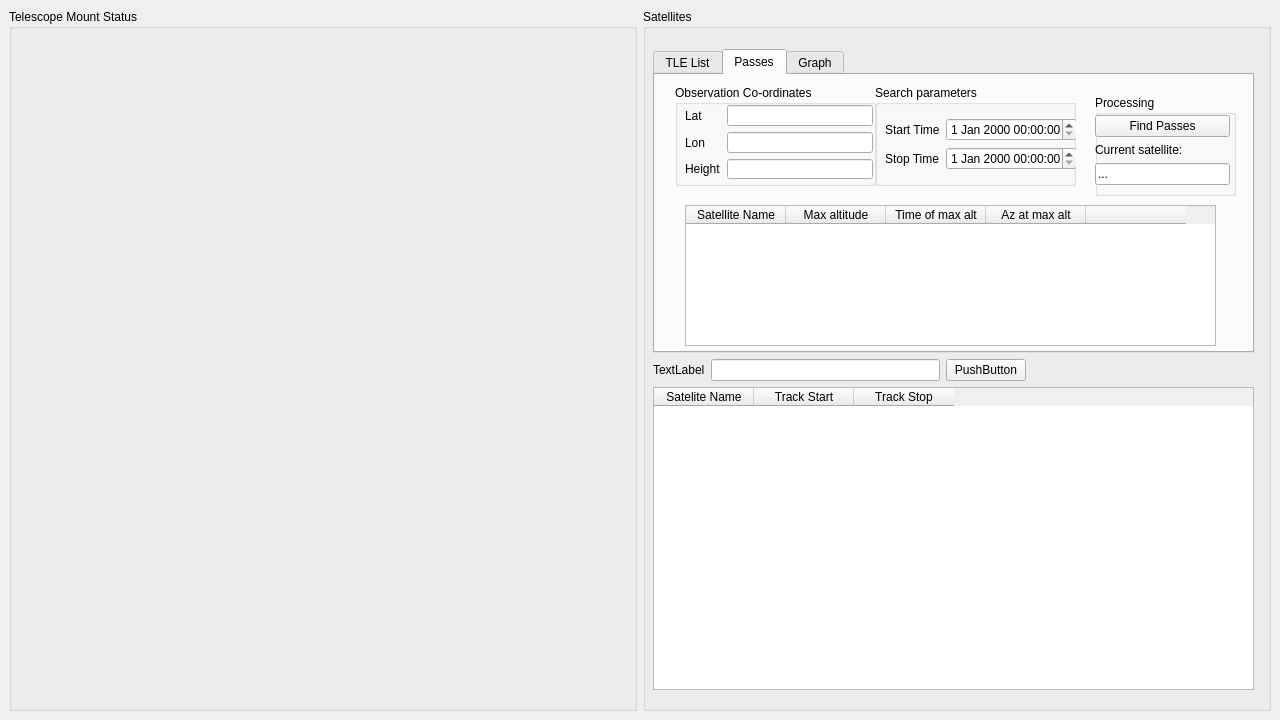
Above: mainwindow.ui from dldlowndes/LD_QuarcOGS before the change. Below: the same form after it.
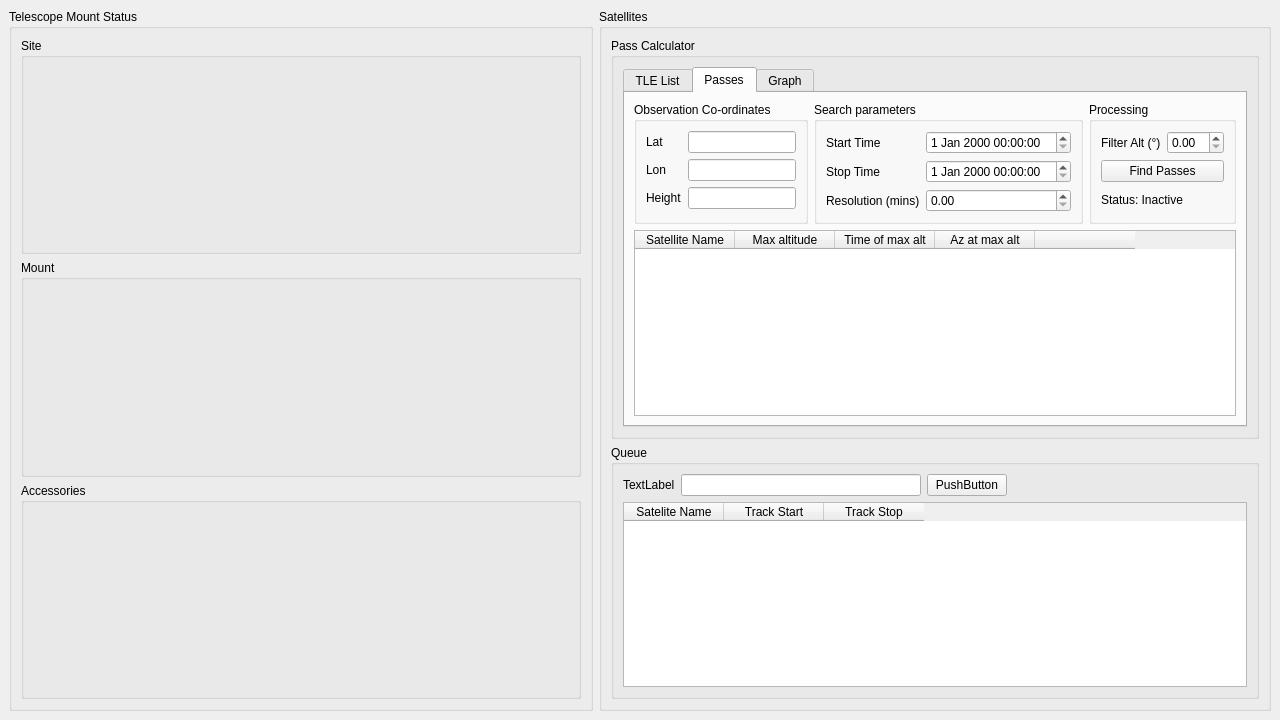
That is the form after the change.

Commit message: Initial functional gui coming together. Can load TLE file (and display), then input parameters and calculate passes of all satellites in the file (and display them)

What changed in the file:
```diff
--- a/mainwindow.ui
+++ b/mainwindow.ui
@@ -14,69 +14,81 @@
    <string>MainWindow</string>
   </property>
   <widget class="QWidget" name="centralwidget">
+   <layout class="QGridLayout" name="gridLayout_9">
+    <item row="0" column="0">
+     <widget class="QGroupBox" name="box_Telescope">
+      <property name="sizePolicy">
+       <sizepolicy hsizetype="Expanding" vsizetype="Expanding">
+        <horstretch>0</horstretch>
+        <verstretch>0</verstretch>
+       </sizepolicy>
+      </property>
+      <property name="title">
+       <string>Telescope Mount Status</string>
+      </property>
    <layout class="QGridLayout" name="gridLayout_2">
     <item row="0" column="0">
-     <layout class="QGridLayout" name="grid_Telescope">
-      <item row="0" column="1">
+        <widget class="QGroupBox" name="box_MountSite">
+         <property name="sizePolicy">
+          <sizepolicy hsizetype="Expanding" vsizetype="Expanding">
+           <horstretch>0</horstretch>
+           <verstretch>0</verstretch>
+          </sizepolicy>
+         </property>
+         <property name="title">
+          <string>Site</string>
+         </property>
+        </widget>
+       </item>
+       <item row="1" column="0">
        <widget class="QGroupBox" name="box_MountStatus">
+         <property name="sizePolicy">
+          <sizepolicy hsizetype="Expanding" vsizetype="Expanding">
+           <horstretch>0</horstretch>
+           <verstretch>0</verstretch>
+          </sizepolicy>
+         </property>
         <property name="title">
-         <string>Telescope Mount Status</string>
+          <string>Mount</string>
+         </property>
+        </widget>
+       </item>
+       <item row="2" column="0">
+        <widget class="QGroupBox" name="box_Accessories">
+         <property name="sizePolicy">
+          <sizepolicy hsizetype="Expanding" vsizetype="Expanding">
+           <horstretch>0</horstretch>
+           <verstretch>0</verstretch>
+          </sizepolicy>
+         </property>
+         <property name="title">
+          <string>Accessories</string>
         </property>
        </widget>
       </item>
      </layout>
+     </widget>
     </item>
     <item row="0" column="1">
-     <widget class="QGroupBox" name="groupBox_2">
+     <widget class="QGroupBox" name="group_Satellites">
+      <property name="sizePolicy">
+       <sizepolicy hsizetype="Expanding" vsizetype="Expanding">
+        <horstretch>0</horstretch>
+        <verstretch>0</verstretch>
+       </sizepolicy>
+      </property>
       <property name="title">
        <string>Satellites</string>
       </property>
-      <widget class="QWidget" name="layoutWidget">
-       <property name="geometry">
-        <rect>
-         <x>10</x>
-         <y>40</y>
-         <width>601</width>
-         <height>641</height>
-        </rect>
-       </property>
-       <layout class="QGridLayout" name="gridLayout_3">
-        <item row="1" column="0">
-         <layout class="QHBoxLayout" name="horizontalLayout_2">
-          <item>
-           <widget class="QLabel" name="label_2">
-            <property name="text">
-             <string>TextLabel</string>
-            </property>
-           </widget>
-          </item>
-          <item>
-           <widget class="QLineEdit" name="lineEdit_2"/>
-          </item>
-          <item>
-           <widget class="QPushButton" name="pushButton_2">
-            <property name="text">
-             <string>PushButton</string>
-            </property>
-           </widget>
-          </item>
-          <item>
-           <spacer name="horizontalSpacer_2">
-            <property name="orientation">
-             <enum>Qt::Horizontal</enum>
-            </property>
-            <property name="sizeHint" stdset="0">
-             <size>
-              <width>40</width>
-              <height>20</height>
-             </size>
-            </property>
-           </spacer>
-          </item>
-         </layout>
-        </item>
+      <layout class="QGridLayout" name="gridLayout_8">
+       <item row="0" column="0">
+        <widget class="QGroupBox" name="group_SatCalc">
+         <property name="title">
+          <string>Pass Calculator</string>
+         </property>
+         <layout class="QGridLayout" name="gridLayout_7">
         <item row="0" column="0">
-         <widget class="QTabWidget" name="tabWidget">
+           <widget class="QTabWidget" name="tabs_Calculator">
           <property name="currentIndex">
            <number>1</number>
           </property>
@@ -154,111 +166,14 @@
            <attribute name="title">
             <string>Passes</string>
            </attribute>
-           <widget class="QTableWidget" name="tableWidget_2">
-            <property name="geometry">
-             <rect>
-              <x>30</x>
-              <y>130</y>
-              <width>531</width>
-              <height>141</height>
-             </rect>
-            </property>
-            <column>
-             <property name="text">
-              <string>Satellite Name</string>
-             </property>
-            </column>
-            <column>
-             <property name="text">
-              <string>Max altitude</string>
-             </property>
-            </column>
-            <column>
-             <property name="text">
-              <string>Time of max alt</string>
-             </property>
-            </column>
-            <column>
-             <property name="text">
-              <string>Az at max alt</string>
-             </property>
-            </column>
-            <column>
-             <property name="text">
-              <string/>
-             </property>
-            </column>
-           </widget>
-           <widget class="QGroupBox" name="groupBox">
-            <property name="geometry">
-             <rect>
-              <x>220</x>
-              <y>10</y>
-              <width>201</width>
-              <height>101</height>
-             </rect>
-            </property>
-            <property name="title">
-             <string>Search parameters</string>
-            </property>
-            <widget class="QWidget" name="">
-             <property name="geometry">
-              <rect>
-               <x>10</x>
-               <y>20</y>
-               <width>192</width>
-               <height>79</height>
-              </rect>
-             </property>
-             <layout class="QVBoxLayout" name="verticalLayout_2">
-              <item>
-               <layout class="QGridLayout" name="gridLayout">
+             <layout class="QGridLayout" name="gridLayout_13">
                 <item row="0" column="0">
-                 <widget class="QLabel" name="label_3">
-                  <property name="text">
-                   <string>Start Time</string>
-                  </property>
-                 </widget>
-                </item>
-                <item row="1" column="0">
-                 <widget class="QLabel" name="label_4">
-                  <property name="text">
-                   <string>Stop Time</string>
-                  </property>
-                 </widget>
-                </item>
-                <item row="0" column="1">
-                 <widget class="QDateTimeEdit" name="dateTimeEdit"/>
-                </item>
-                <item row="1" column="1">
-                 <widget class="QDateTimeEdit" name="dateTimeEdit_2"/>
-                </item>
-               </layout>
-              </item>
-             </layout>
-            </widget>
-           </widget>
-           <widget class="QGroupBox" name="groupBox_3">
-            <property name="geometry">
-             <rect>
-              <x>20</x>
-              <y>10</y>
-              <width>201</width>
-              <height>101</height>
-             </rect>
-            </property>
+               <layout class="QHBoxLayout" name="horizontalLayout_3">
+                <item>
+                 <widget class="QGroupBox" name="box_Site">
             <property name="title">
              <string>Observation Co-ordinates</string>
             </property>
-            <widget class="QWidget" name="layoutWidget_2">
-             <property name="geometry">
-              <rect>
-               <x>10</x>
-               <y>20</y>
-               <width>188</width>
-               <height>74</height>
-              </rect>
-             </property>
              <layout class="QGridLayout" name="gridLayout_4">
               <item row="0" column="0">
                <widget class="QLabel" name="label_5">
@@ -267,8 +182,8 @@
                 </property>
                </widget>
               </item>
-              <item row="1" column="1">
-               <widget class="QLineEdit" name="lineEdit_6"/>
+                   <item row="0" column="1">
+                    <widget class="QLineEdit" name="value_Lat"/>
               </item>
               <item row="1" column="0">
                <widget class="QLabel" name="label_6">
@@ -277,8 +192,8 @@
                 </property>
                </widget>
               </item>
-              <item row="0" column="1">
-               <widget class="QLineEdit" name="lineEdit_5"/>
+                   <item row="1" column="1">
+                    <widget class="QLineEdit" name="value_Lon"/>
               </item>
               <item row="2" column="0">
                <widget class="QLabel" name="label_7">
@@ -292,72 +207,140 @@
               </item>
              </layout>
             </widget>
-           </widget>
-           <widget class="QGroupBox" name="groupBox_4">
-            <property name="geometry">
-             <rect>
-              <x>440</x>
-              <y>20</y>
-              <width>141</width>
-              <height>101</height>
-             </rect>
-            </property>
+                </item>
+                <item>
+                 <widget class="QGroupBox" name="box_Time">
+                  <property name="title">
+                   <string>Search parameters</string>
+                  </property>
+                  <layout class="QGridLayout" name="gridLayout">
+                   <item row="0" column="1">
+                    <widget class="QDateTimeEdit" name="date_Start"/>
+                   </item>
+                   <item row="0" column="0">
+                    <widget class="QLabel" name="label_StartTime">
+                     <property name="text">
+                      <string>Start Time</string>
+                     </property>
+                    </widget>
+                   </item>
+                   <item row="1" column="1">
+                    <widget class="QDateTimeEdit" name="date_Stop"/>
+                   </item>
+                   <item row="1" column="0">
+                    <widget class="QLabel" name="label_StopTime">
+                     <property name="text">
+                      <string>Stop Time</string>
+                     </property>
+                    </widget>
+                   </item>
+                   <item row="2" column="0">
+                    <widget class="QLabel" name="label_Resolution">
+                     <property name="text">
+                      <string>Resolution (mins)</string>
+                     </property>
+                    </widget>
+                   </item>
+                   <item row="2" column="1">
+                    <widget class="QDoubleSpinBox" name="value_Resolution"/>
+                   </item>
+                  </layout>
+                 </widget>
+                </item>
+                <item>
+                 <widget class="QGroupBox" name="box_Process">
             <property name="title">
              <string>Processing</string>
             </property>
-            <widget class="QWidget" name="layoutWidget_3">
-             <property name="geometry">
-              <rect>
-               <x>0</x>
-               <y>20</y>
-               <width>135</width>
-               <height>70</height>
-              </rect>
-             </property>
-             <layout class="QVBoxLayout" name="verticalLayout_3">
-              <item>
-               <widget class="QPushButton" name="pushButton_3">
+                  <layout class="QGridLayout" name="gridLayout_10">
+                   <item row="3" column="0">
+                    <widget class="QPushButton" name="button_Process">
                 <property name="text">
                  <string>Find Passes</string>
                 </property>
                </widget>
               </item>
-              <item>
-               <widget class="QLabel" name="label_8">
+                   <item row="4" column="0">
+                    <widget class="QLabel" name="label_Status">
                 <property name="text">
-                 <string>Current satellite:</string>
+                      <string>Status: Inactive</string>
                 </property>
                </widget>
               </item>
+                   <item row="2" column="0">
+                    <layout class="QHBoxLayout" name="horizontalLayout_4">
               <item>
-               <widget class="QLineEdit" name="lineEdit_8">
+                      <widget class="QLabel" name="label_Degrees">
                 <property name="text">
-                 <string>...</string>
+                        <string>Filter Alt (°)</string>
                 </property>
                </widget>
               </item>
-             </layout>
-            </widget>
-           </widget>
+                     <item>
+                      <widget class="QDoubleSpinBox" name="value_Degrees"/>
+                     </item>
+                    </layout>
+                   </item>
+                  </layout>
+                 </widget>
+                </item>
+               </layout>
+              </item>
+              <item row="1" column="0">
+               <widget class="QTableWidget" name="table_Passes">
+                <column>
+                 <property name="text">
+                  <string>Satellite Name</string>
+                 </property>
+                </column>
+                <column>
+                 <property name="text">
+                  <string>Max altitude</string>
+                 </property>
+                </column>
+                <column>
+                 <property name="text">
+                  <string>Time of max alt</string>
+                 </property>
+                </column>
+                <column>
+                 <property name="text">
+                  <string>Az at max alt</string>
+                 </property>
+                </column>
+                <column>
+                 <property name="text">
+                  <string/>
+                 </property>
+                </column>
+               </widget>
+              </item>
+             </layout>
           </widget>
           <widget class="QWidget" name="tab_Graph">
            <attribute name="title">
             <string>Graph</string>
            </attribute>
-           <widget class="QWidget" name="widget" native="true">
-            <property name="geometry">
-             <rect>
-              <x>20</x>
-              <y>30</y>
-              <width>541</width>
-              <height>321</height>
-             </rect>
-            </property>
-           </widget>
-          </widget>
-         </widget>
-        </item>
-        <item row="2" column="0">
+             <layout class="QGridLayout" name="gridLayout_14">
+              <item row="0" column="0">
+               <widget class="QWidget" name="widget_Graph" native="true"/>
+              </item>
+             </layout>
+            </widget>
+           </widget>
+          </item>
+         </layout>
+        </widget>
+       </item>
+       <item row="1" column="0">
+        <widget class="QGroupBox" name="group_SatQueue">
+         <property name="title">
+          <string>Queue</string>
+         </property>
+         <layout class="QGridLayout" name="gridLayout_6">
+          <item row="0" column="0">
+           <layout class="QGridLayout" name="gridLayout_3">
+            <item row="1" column="0">
          <widget class="QTableWidget" name="tableWidget_3">
           <column>
            <property name="text">
@@ -376,8 +359,46 @@
           </column>
          </widget>
         </item>
-       </layout>
-      </widget>
+            <item row="0" column="0">
+             <layout class="QHBoxLayout" name="horizontalLayout_2">
+              <item>
+               <widget class="QLabel" name="label_2">
+                <property name="text">
+                 <string>TextLabel</string>
+                </property>
+               </widget>
+              </item>
+              <item>
+               <widget class="QLineEdit" name="lineEdit_2"/>
+              </item>
+              <item>
+               <widget class="QPushButton" name="pushButton_2">
+                <property name="text">
+                 <string>PushButton</string>
+                </property>
+               </widget>
+              </item>
+              <item>
+               <spacer name="horizontalSpacer_2">
+                <property name="orientation">
+                 <enum>Qt::Horizontal</enum>
+                </property>
+                <property name="sizeHint" stdset="0">
+                 <size>
+                  <width>40</width>
+                  <height>20</height>
+                 </size>
+                </property>
+               </spacer>
+              </item>
+             </layout>
+            </item>
+           </layout>
+          </item>
+         </layout>
+        </widget>
+       </item>
+      </layout>
      </widget>
     </item>
    </layout>
```
Left out of the diff: 36 changed lines with no effect on the pictures. Lines whose indentation alone changed are shown as unchanged. The commit also changes 6 other files.
